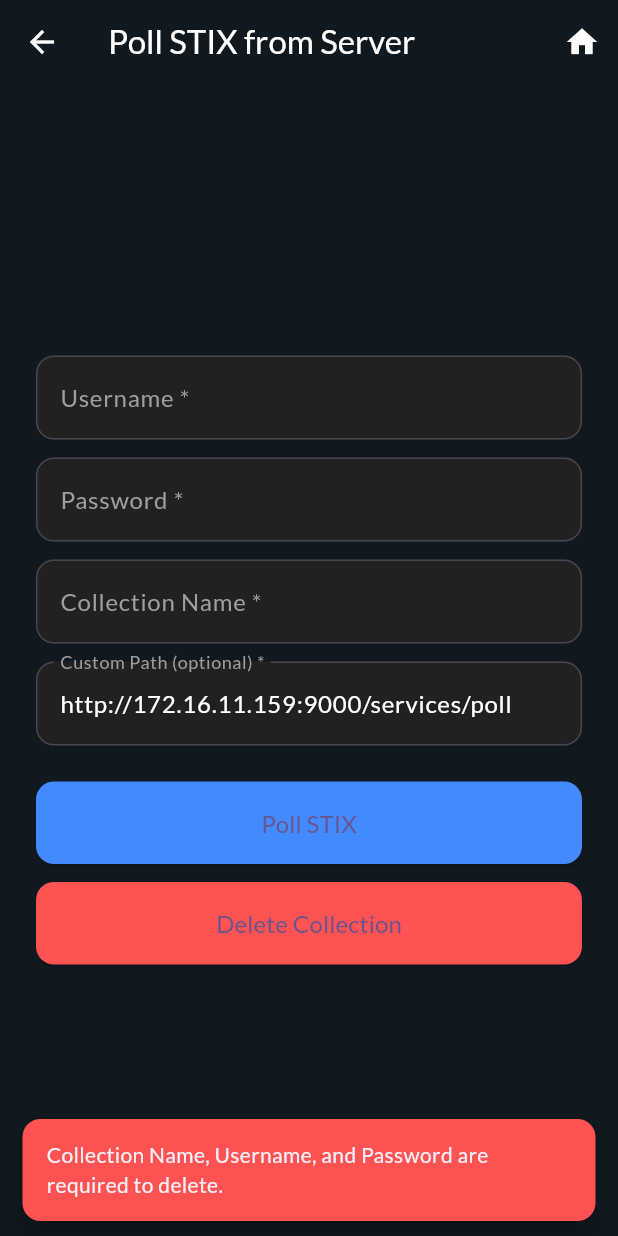
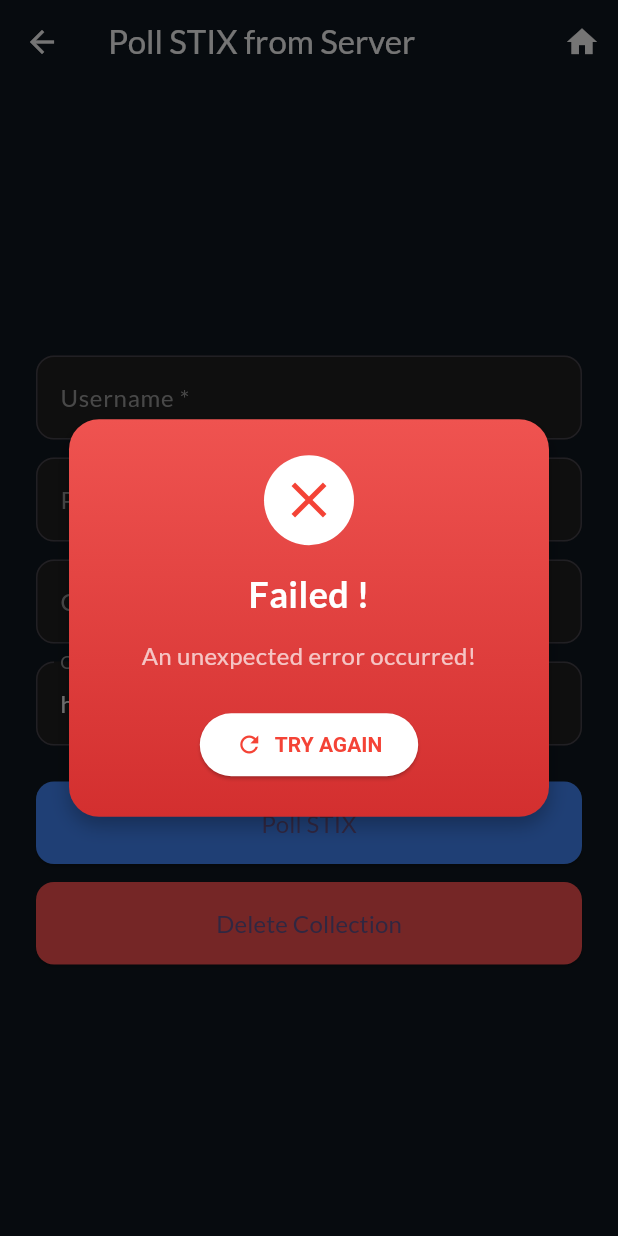
Before and after one commit to Einzelgaenger/STIX_OpenTAXII, a Flutter app: the PollingScreen screen opened directly, after a tap on "Delete Collection", on a phone screen of 412 x 824 dp. Run offline on Flutter 3.47's test engine with Material 3 defaults, Android fonts, the light colour scheme and no system bars; our stand-ins replace google_fonts; missing offline and left inert: dart:html.

Commit message:
Success/Error pop up declared globally; Pop up revised in Poll Screen

```diff
--- a/lib/screens/poll_screen.dart
+++ b/lib/screens/poll_screen.dart
@@ -1,8 +1,10 @@
 import 'package:flutter/material.dart';
 import 'dart:convert';
 import 'package:http/http.dart' as http;
+
 import 'home_screen.dart';
 import 'stix_result.dart';
+import '../widgets/success_fail_pop_up.dart';
 
 class PollingScreen extends StatefulWidget {
   const PollingScreen({super.key});
@@ -21,13 +23,14 @@ class _PollingScreenState extends State<PollingScreen> {
 
   bool _isLoading = false;
 
-  void _showErrorSnackbar(String message) {
-    ScaffoldMessenger.of(context).showSnackBar(
-      SnackBar(
-        content: Text(message),
-        backgroundColor: Colors.redAccent,
-        behavior: SnackBarBehavior.floating,
-        shape: RoundedRectangleBorder(borderRadius: BorderRadius.circular(12)),
+  void _showCustomDialog(String title, String content, {bool isError = false}) {
+    showDialog(
+      context: context,
+      builder:
+          (_) => SuccessFailPopUp(
+            title: title,
+            message: content,
+            isError: isError,
           ),
     );
   }
@@ -42,14 +45,13 @@ class _PollingScreenState extends State<PollingScreen> {
         password.isEmpty ||
         collection.isEmpty ||
         path.isEmpty) {
-      _showErrorSnackbar("All fields are required.");
+      _showCustomDialog("Error", "All fields are required.", isError: true);
       return;
     }
 
     setState(() => _isLoading = true);
 
     try {
-      // Step 1: Authentication Check
       final authUrl = Uri.parse(
         'http://172.16.11.159:8000/poll_stix_authenticate',
       );
@@ -65,18 +67,24 @@ class _PollingScreenState extends State<PollingScreen> {
       );
 
       if (authResponse.statusCode != 200) {
-        // Autentikasi gagal
         try {
           final errorBody = jsonDecode(authResponse.body);
-          _showErrorSnackbar(errorBody['error'] ?? 'Authentication failed.');
+          _showCustomDialog(
+            "Error",
+            errorBody['error'] ?? 'Authentication failed.',
+            isError: true,
+          );
         } catch (_) {
-          _showErrorSnackbar('Authentication failed with unknown error.');
+          _showCustomDialog(
+            "Error",
+            'Authentication failed with unknown error.',
+            isError: true,
+          );
         }
-        if (mounted) setState(() => _isLoading = false);
+        setState(() => _isLoading = false);
         return;
       }
 
-      // Step 2: Fetch STIX list
       final listUrl = Uri.parse('http://172.16.11.159:8000/list_stix');
       final listResponse = await http.post(
         listUrl,
@@ -89,7 +97,6 @@ class _PollingScreenState extends State<PollingScreen> {
       );
 
       if (listResponse.statusCode == 200) {
-        try {
         final List<dynamic> decoded = jsonDecode(listResponse.body);
         final List<Map<String, dynamic>> parsedList =
             decoded.cast<Map<String, dynamic>>();
@@ -106,21 +113,18 @@ class _PollingScreenState extends State<PollingScreen> {
                 ),
           ),
         );
-        } catch (e) {
-          _showErrorSnackbar('Failed to parse server response.');
-        }
       } else {
-        try {
         final errorBody = jsonDecode(listResponse.body);
-          _showErrorSnackbar(errorBody['error'] ?? 'Failed to load STIX.');
-        } catch (_) {
-          _showErrorSnackbar('Failed to load STIX: Unknown server error.');
-        }
+        _showCustomDialog(
+          "Error",
+          errorBody['error'] ?? 'Failed to load STIX.',
+          isError: true,
+        );
       }
     } catch (e) {
-      _showErrorSnackbar('Unexpected Error: $e');
+      _showCustomDialog("Error", "Unexpected error: $e", isError: true);
     } finally {
-      if (mounted) setState(() => _isLoading = false);
+      setState(() => _isLoading = false);
     }
   }
 
@@ -130,8 +134,10 @@ class _PollingScreenState extends State<PollingScreen> {
     final password = _passwordController.text.trim();
 
     if (collection.isEmpty || username.isEmpty || password.isEmpty) {
-      _showErrorSnackbar(
+      _showCustomDialog(
+        "Error",
         "Collection Name, Username, and Password are required to delete.",
+        isError: true,
       );
       return;
     }
@@ -149,26 +155,21 @@ class _PollingScreenState extends State<PollingScreen> {
       );
 
       if (response.statusCode == 200) {
-        ScaffoldMessenger.of(context).showSnackBar(
-          const SnackBar(
-            content: Text('Collection deleted successfully.'),
-            backgroundColor: Colors.green,
-          ),
+        _showCustomDialog(
+          "Success",
+          "Collection deleted successfully.",
+          isError: false,
         );
       } else {
-        try {
         final errorBody = jsonDecode(response.body);
-          _showErrorSnackbar(
+        _showCustomDialog(
+          "Error",
           errorBody['error'] ?? 'Failed to delete collection.',
-          );
-        } catch (_) {
-          _showErrorSnackbar(
-            'Failed to delete collection: Unknown server error.',
+          isError: true,
         );
       }
-      }
     } catch (e) {
-      _showErrorSnackbar("Unexpected Error: $e");
+      _showCustomDialog("Error", "Unexpected Error: $e", isError: true);
     }
   }
 
--- /dev/null
+++ b/lib/widgets/success_fail_pop_up.dart
@@ -0,0 +1,130 @@
+import 'dart:convert';
+
+import 'package:flutter/material.dart';
+
+class SuccessFailPopUp extends StatelessWidget {
+  final String title;
+  final String message;
+  final bool isError;
+
+  const SuccessFailPopUp({
+    super.key,
+    required this.title,
+    required this.message,
+    this.isError = false,
+  });
+
+  @override
+  Widget build(BuildContext context) {
+    return Dialog(
+      backgroundColor: Colors.transparent,
+      child: Container(
+        width: 320,
+        padding: const EdgeInsets.all(24),
+        decoration: BoxDecoration(
+          gradient: LinearGradient(
+            colors:
+                isError
+                    ? [Colors.red.shade400, Colors.red.shade700]
+                    : [Colors.blue.shade400, Colors.blue.shade700],
+            begin: Alignment.topCenter,
+            end: Alignment.bottomCenter,
+          ),
+          borderRadius: BorderRadius.circular(20),
+          boxShadow: const [
+            BoxShadow(
+              color: Colors.black26,
+              blurRadius: 10,
+              offset: Offset(0, 6),
+            ),
+          ],
+        ),
+        child: Column(
+          mainAxisSize: MainAxisSize.min,
+          children: [
+            CircleAvatar(
+              radius: 30,
+              backgroundColor: Colors.white,
+              child: Icon(
+                isError ? Icons.close : Icons.check,
+                color: isError ? Colors.red : Colors.blue,
+                size: 40,
+              ),
+            ),
+            const SizedBox(height: 16),
+            Text(
+              isError ? "Failed !" : "Success !",
+              style: const TextStyle(
+                color: Colors.white,
+                fontSize: 24,
+                fontWeight: FontWeight.bold,
+              ),
+            ),
+            const SizedBox(height: 12),
+            Text(
+              _simplifyMessage(message, isError),
+              textAlign: TextAlign.center,
+              style: const TextStyle(color: Colors.white70, fontSize: 16),
+            ),
+            const SizedBox(height: 24),
+            ElevatedButton.icon(
+              onPressed: () => Navigator.pop(context),
+              icon: Icon(isError ? Icons.refresh : Icons.arrow_forward),
+              label: Text(isError ? "TRY AGAIN" : "CONTINUE"),
+              style: ElevatedButton.styleFrom(
+                backgroundColor: Colors.white,
+                foregroundColor: isError ? Colors.red : Colors.blue,
+                shape: RoundedRectangleBorder(
+                  borderRadius: BorderRadius.circular(30),
+                ),
+                padding: const EdgeInsets.symmetric(
+                  vertical: 12,
+                  horizontal: 24,
+                ),
+                textStyle: const TextStyle(fontWeight: FontWeight.bold),
+              ),
+            ),
+          ],
+        ),
+      ),
+    );
+  }
+
+  static String _simplifyMessage(String rawContent, bool isError) {
+    String contentToCheck = rawContent;
+
+    if (!isError) {
+      try {
+        final decoded = jsonDecode(rawContent);
+        if (decoded is Map && decoded.containsKey('message')) {
+          return decoded['message'];
+        }
+      } catch (_) {}
+      return "Success!";
+    }
+
+    // Kalau error, kita parsing dan cocokin isi
+    try {
+      final decoded = jsonDecode(rawContent);
+      if (decoded is Map && decoded.containsKey('error')) {
+        contentToCheck = decoded['error'];
+      } else if (decoded is Map && decoded.containsKey('message')) {
+        contentToCheck = decoded['message'];
+      }
+    } catch (_) {}
+
+    contentToCheck = contentToCheck.toLowerCase();
+
+    if (contentToCheck.contains("unauthorized")) {
+      return "Unauthorized access!";
+    } else if (contentToCheck.contains("not_found") ||
+        contentToCheck.contains("collection collectio") ||
+        contentToCheck.contains("collection not found")) {
+      return "Collection not found!";
+    } else if (contentToCheck.contains("error")) {
+      return "Server error occurred!";
+    }
+
+    return "An unexpected error occurred!";
+  }
+}
```
Lines whose indentation alone changed are shown as unchanged.
